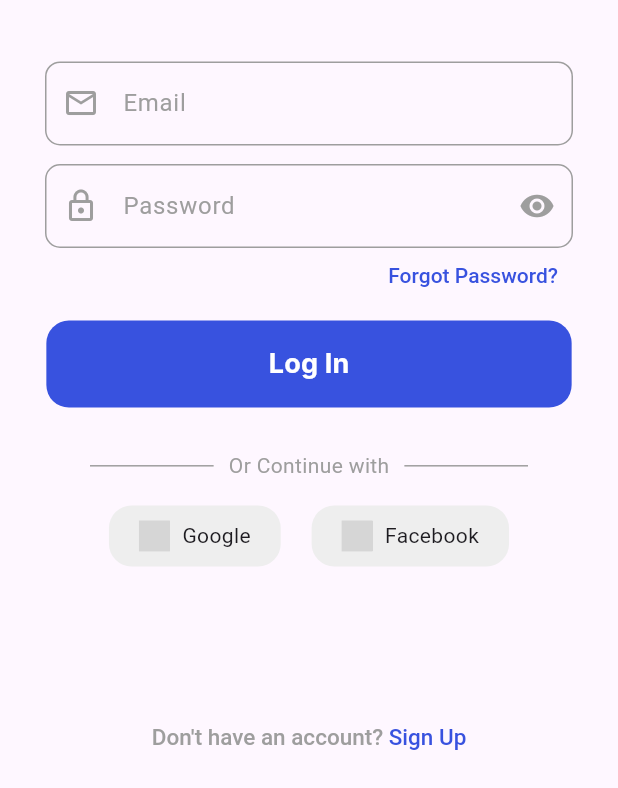
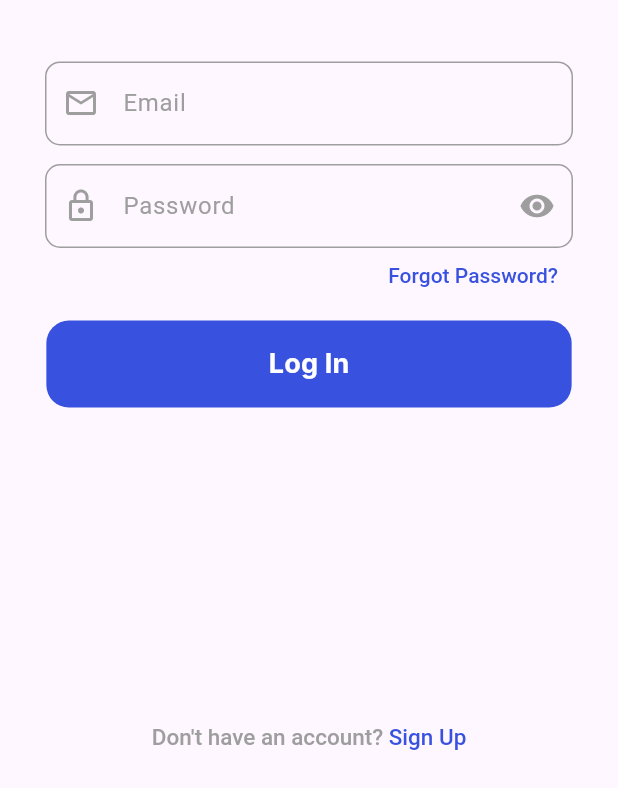
Before and after one commit to Ayaan9421/me_mpr, a Flutter app: the screen it shows after launch, on a phone screen of 412 x 824 dp, the part 448-1236 px from its top. Run offline on Flutter 3.47's test engine with Material 3 defaults, Android fonts, the phone set to English and light mode, and no system bars; our stand-ins replace file_picker, firebase_auth, firebase_core, flutter_dotenv, fpdart, google_sign_in; accounts and stored records are empty; Roboto replaces fonts that are missing (Inter); grey boxes are pictures that could not be loaded.

Commit message:
removed google auth

```diff
--- a/lib/screens/home_page.dart
+++ b/lib/screens/home_page.dart
@@ -16,7 +16,6 @@ class _HomePageState extends State<HomePage> {
 
   @override
   void initState() {
-    // TODO: implement initState
     super.initState();
   }
 
--- a/lib/screens/login_page.dart
+++ b/lib/screens/login_page.dart
@@ -4,7 +4,6 @@ import 'package:me_mpr/screens/signup_page.dart';
 import 'package:me_mpr/services/auth_service.dart';
 import 'package:me_mpr/utils.dart';
 import 'package:me_mpr/widgets/custom_text_field.dart';
-import 'package:me_mpr/widgets/other_signin.dart';
 import 'package:flutter/gestures.dart';
 import 'package:flutter/material.dart';
 
@@ -195,7 +194,6 @@ class _LoginPageState extends State<LoginPage> {
                         ),
 
                         SizedBox(height: height * 0.035),
-                        OtherSignin(),
                         Spacer(),
                         Padding(
                           padding: const EdgeInsets.symmetric(vertical: 25),
--- a/lib/screens/signup_page.dart
+++ b/lib/screens/signup_page.dart
@@ -3,7 +3,6 @@ import 'package:me_mpr/screens/login_page.dart';
 import 'package:me_mpr/services/auth_service.dart';
 import 'package:me_mpr/utils.dart';
 import 'package:me_mpr/widgets/custom_text_field.dart';
-import 'package:me_mpr/widgets/other_signin.dart';
 import 'package:flutter/gestures.dart';
 import 'package:flutter/material.dart';
 
@@ -194,7 +193,6 @@ class _SignupPageState extends State<SignupPage> {
                         ),
 
                         SizedBox(height: height * 0.035),
-                        OtherSignin(),
                         Spacer(),
                         Padding(
                           padding: const EdgeInsets.symmetric(vertical: 25),
--- a/lib/widgets/other_signin.dart
+++ /dev/null
@@ -1,123 +0,0 @@
-import 'package:me_mpr/screens/home_page.dart';
-import 'package:me_mpr/services/auth_service.dart';
-import 'package:me_mpr/utils.dart';
-import 'package:flutter/material.dart';
-import 'package:flutter_svg/svg.dart';
-
-class OtherSignin extends StatefulWidget {
-  const OtherSignin({super.key});
-
-  @override
-  State<OtherSignin> createState() => _OtherSigninState();
-}
-
-class _OtherSigninState extends State<OtherSignin> {
-  final _auth = AuthService();
-
-  @override
-  Widget build(BuildContext context) {
-    final width = MediaQuery.sizeOf(context).width;
-    final height = MediaQuery.sizeOf(context).height;
-
-    return Column(
-      children: [
-        Row(
-          children: [
-            Expanded(
-              child: Divider(
-                color: Colors.grey,
-                thickness: 1,
-                endIndent: 10,
-                indent: 30,
-              ),
-            ),
-            Text("Or Continue with", style: TextStyle(color: Colors.grey)),
-            Expanded(
-              child: Divider(
-                color: Colors.grey,
-                thickness: 1,
-                endIndent: 30,
-                indent: 10,
-              ),
-            ),
-          ],
-        ),
-        SizedBox(height: height * 0.02),
-        Row(
-          mainAxisAlignment: MainAxisAlignment.center,
-          children: [
-            Container(
-              padding: EdgeInsets.symmetric(horizontal: 20, vertical: 10),
-
-              decoration: BoxDecoration(
-                color: Colors.grey[200],
-                borderRadius: BorderRadius.all(Radius.circular(15)),
-              ),
-              child: InkWell(
-                onTap: () async {
-                  final result = await _auth.signInWithGoogle();
-                  result.fold(
-                    (failure) {
-                      showSnackBar(context, failure.message);
-                    },
-                    (authResult) {
-                      final user = authResult.user;
-                      final isNewUser = authResult.isNewUser;
-
-                      showSnackBar(
-                        context,
-                        "Welcome ${user.displayName ?? user.email}",
-                      );
-
-                      if (isNewUser) {
-                        showSnackBar(context, "hi");
-                      } else {
-                        Navigator.pushReplacement(
-                          context,
-                          MaterialPageRoute(builder: (context) => HomePage()),
-                        );
-                      }
-                    },
-                  );
-                },
-                child: Row(
-                  children: [
-                    SvgPicture.asset(
-                      "assets/images/google.svg",
-                      semanticsLabel: 'Google Logo',
-                      height: height * 0.025,
-                    ),
-                    SizedBox(width: width * 0.02),
-                    Text("Google"),
-                  ],
-                ),
-              ),
-            ),
-            SizedBox(width: width * 0.05),
-            Container(
-              padding: EdgeInsets.symmetric(horizontal: 20, vertical: 10),
-              decoration: BoxDecoration(
-                color: Colors.grey[200],
-                borderRadius: BorderRadius.all(Radius.circular(15)),
-              ),
-              child: InkWell(
-                onTap: () async {},
-                child: Row(
-                  children: [
-                    SvgPicture.asset(
-                      "assets/images/facebook.svg",
-                      semanticsLabel: 'Facebook Logo',
-                      height: height * 0.025,
-                    ),
-                    SizedBox(width: width * 0.02),
-                    Text("Facebook"),
-                  ],
-                ),
-              ),
-            ),
-          ],
-        ),
-      ],
-    );
-  }
-}
```
Also changed, not shown: lib/services/auth_service.dart (+0 -32 lines), lib/services/user_service.dart (+0 -74 lines), lib/firebase_options.dart, lib/main.dart (line endings or trailing spaces), 1 other file.
